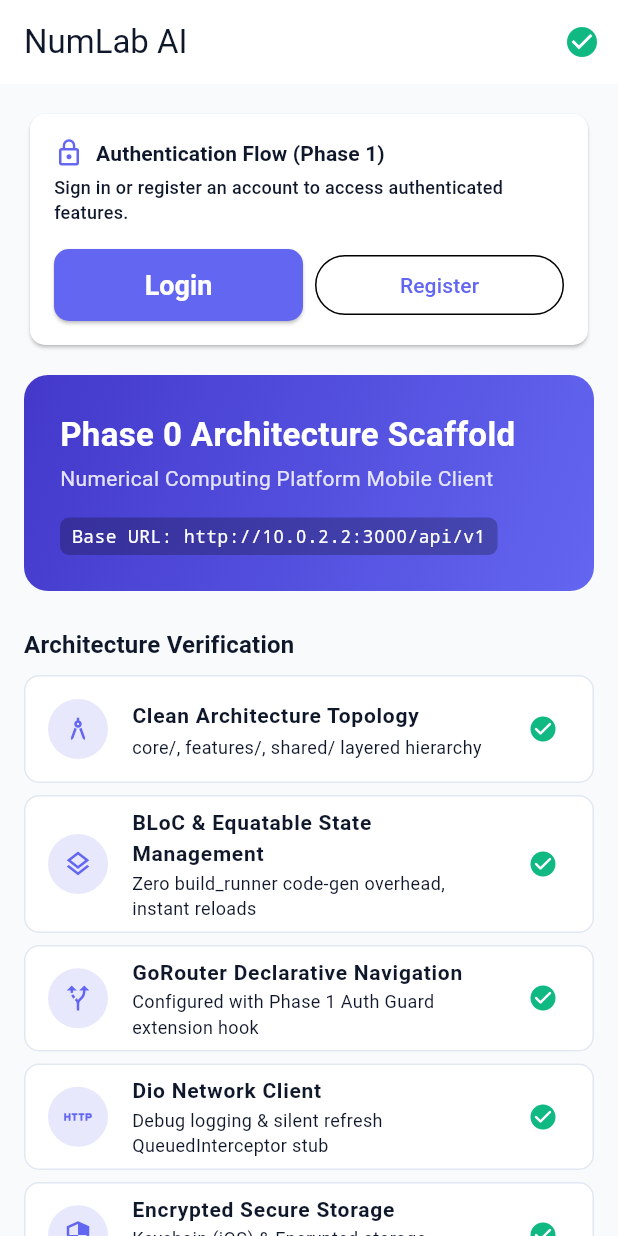
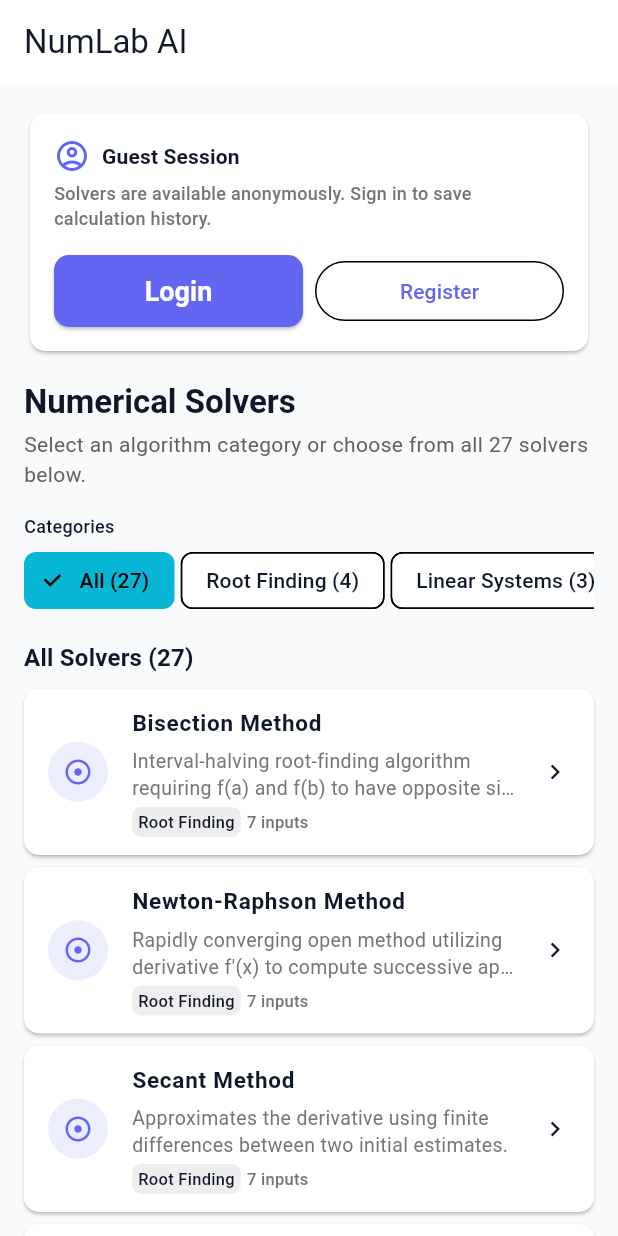
Before and after one commit to JKeshav9io/NumLab-AI, a Flutter app: the screen it shows after launch, on a phone screen of 412 x 824 dp. Run offline on Flutter 3.47's test engine with Material 3 defaults, Android fonts, the phone set to English and light mode, and no system bars; our stand-ins replace dio, equatable, flutter_bloc, flutter_secure_storage, fpdart, get_it and 2 more.

Commit message:
feat(solvers): implement home screen with category filters and solver navigation

```diff
--- a/numlab-frontend/lib/core/router/app_router.dart
+++ b/numlab-frontend/lib/core/router/app_router.dart
@@ -5,8 +5,9 @@ import 'package:flutter_bloc/flutter_bloc.dart';
 import 'package:go_router/go_router.dart';
 import 'package:numlab_frontend/features/auth/presentation/bloc/bloc.dart';
 import 'package:numlab_frontend/features/auth/presentation/screens/screens.dart';
-import 'package:numlab_frontend/features/placeholder/presentation/placeholder_home_screen.dart';
 import 'package:numlab_frontend/features/profile/presentation/profile_screen.dart';
+import 'package:numlab_frontend/features/solvers/presentation/bloc/bloc.dart';
+import 'package:numlab_frontend/features/solvers/presentation/screens/screens.dart';
 import 'package:numlab_frontend/injection_container.dart';
 
 /// Central application route constants and path utilities.
@@ -17,6 +18,9 @@ abstract final class AppRoutes {
   static const String solverPrefix = '/solver';
   static const String history = '/history';
   static const String profile = '/profile';
+
+  /// Builds a solver path for the specified [id].
+  static String solver(String id) => '$solverPrefix/$id';
 
   /// Returns true if [location] requires an authenticated session.
   static bool isProtectedRoute(String location) {
@@ -69,8 +73,21 @@ class AppRouter {
           name: 'home',
           builder: (context, state) => BlocProvider.value(
             value: _authBloc,
-            child: const PlaceholderHomeScreen(),
+            child: const HomeScreen(),
           ),
+        ),
+        GoRoute(
+          path: '${AppRoutes.solverPrefix}/:solverId',
+          name: 'solver',
+          builder: (context, state) {
+            final solverId = state.pathParameters['solverId'] ?? '';
+            return BlocProvider<SolverFormBloc>(
+              create: (_) =>
+                  sl<SolverFormBloc>()
+                    ..add(SolverFormLoadStarted(solverId: solverId)),
+              child: SolverFormScreen(solverId: solverId),
+            );
+          },
         ),
         GoRoute(
           path: AppRoutes.login,
--- /dev/null
+++ b/numlab-frontend/lib/features/solvers/presentation/screens/home_screen.dart
@@ -0,0 +1,453 @@
+import 'dart:async';
+
+import 'package:flutter/material.dart';
+import 'package:flutter_bloc/flutter_bloc.dart';
+import 'package:go_router/go_router.dart';
+import 'package:numlab_frontend/core/router/app_router.dart';
+import 'package:numlab_frontend/core/theme/app_colors.dart';
+import 'package:numlab_frontend/core/theme/app_spacing.dart';
+import 'package:numlab_frontend/core/theme/app_typography.dart';
+import 'package:numlab_frontend/features/auth/presentation/bloc/bloc.dart';
+import 'package:numlab_frontend/features/solvers/domain/models/models.dart';
+
+/// Main functional landing and solver selection screen.
+///
+/// Features:
+/// - Category filtering for all 6 numerical solver categories.
+/// - Dynamic listing of all 27 solvers sourced directly from [SolverMethodRegistry].
+/// - Tap-to-navigate solver launching to the solver form pipeline.
+/// - Integrated user session status banner and navigation to auth flows.
+class HomeScreen extends StatefulWidget {
+  const HomeScreen({super.key});
+
+  @override
+  State<HomeScreen> createState() => _HomeScreenState();
+}
+
+class _HomeScreenState extends State<HomeScreen> {
+  SolverCategory? _selectedCategory;
+
+  @override
+  Widget build(BuildContext context) {
+    final isDark = Theme.of(context).brightness == Brightness.dark;
+
+    final solvers = _selectedCategory == null
+        ? SolverMethodRegistry.all
+        : SolverMethodRegistry.getByCategory(_selectedCategory!);
+
+    return BlocBuilder<AuthBloc, AuthState>(
+      builder: (context, authState) {
+        return Scaffold(
+          key: const Key('home_screen'),
+          appBar: AppBar(
+            title: const Text('NumLab AI'),
+            actions: [
+              if (authState is AuthAuthenticated)
+                IconButton(
+                  key: const Key('appbar_profile_button'),
+                  tooltip: 'Profile',
+                  icon: const Icon(Icons.person),
+                  onPressed: () => context.go(AppRoutes.profile),
+                ),
+            ],
+          ),
+          body: SafeArea(
+            child: SingleChildScrollView(
+              padding: const EdgeInsets.all(AppSpacing.md),
+              child: Column(
+                crossAxisAlignment: CrossAxisAlignment.start,
+                children: [
+                  // Authentication / User Session Banner
+                  _buildAuthBanner(context, authState, isDark),
+                  const SizedBox(height: AppSpacing.md),
+
+                  // Header Title
+                  Text(
+                    'Numerical Solvers',
+                    style: Theme.of(context).textTheme.titleLarge?.copyWith(
+                      fontWeight: FontWeight.bold,
+                    ),
+                  ),
+                  const SizedBox(height: AppSpacing.xs),
+                  Text(
+                    'Select an algorithm category or choose from all 27 solvers below.',
+                    style: AppTypography.bodyMedium.copyWith(
+                      color: isDark ? Colors.grey[400] : Colors.grey[700],
+                    ),
+                  ),
+                  const SizedBox(height: AppSpacing.md),
+
+                  // Category Filter Chips
+                  _buildCategoryFilterSection(),
+                  const SizedBox(height: AppSpacing.md),
+
+                  // Solvers Count & Heading
+                  Row(
+                    mainAxisAlignment: MainAxisAlignment.spaceBetween,
+                    children: [
+                      Text(
+                        _selectedCategory == null
+                            ? 'All Solvers (${solvers.length})'
+                            : '${_selectedCategory!.displayName} (${solvers.length})',
+                        key: const Key('solvers_count_text'),
+                        style: Theme.of(context).textTheme.titleMedium
+                            ?.copyWith(
+                              fontWeight: FontWeight.bold,
+                            ),
+                      ),
+                      if (_selectedCategory != null)
+                        TextButton(
+                          key: const Key('clear_filter_button'),
+                          onPressed: () =>
+                              setState(() => _selectedCategory = null),
+                          child: const Text('Show All'),
+                        ),
+                    ],
+                  ),
+                  const SizedBox(height: AppSpacing.sm),
+
+                  // Solvers List
+                  if (solvers.isEmpty)
+                    const Padding(
+                      padding: EdgeInsets.symmetric(vertical: AppSpacing.xl),
+                      child: Center(
+                        child: Text(
+                          'No solvers found in this category.',
+                          key: Key('empty_solvers_text'),
+                          style: AppTypography.bodyMedium,
+                        ),
+                      ),
+                    )
+                  else
+                    ...solvers.map(
+                      (solver) => _buildSolverCard(context, solver, isDark),
+                    ),
+                ],
+              ),
+            ),
+          ),
+        );
+      },
+    );
+  }
+
+  Widget _buildCategoryFilterSection() {
+    return Column(
+      crossAxisAlignment: CrossAxisAlignment.start,
+      children: [
+        const Text(
+          'Categories',
+          style: AppTypography.labelSmall,
+        ),
+        const SizedBox(height: AppSpacing.xs),
+        SingleChildScrollView(
+          scrollDirection: Axis.horizontal,
+          child: Row(
+            children: [
+              ChoiceChip(
+                key: const Key('category_chip_all'),
+                label: const Text('All (27)'),
+                selected: _selectedCategory == null,
+                onSelected: (selected) {
+                  if (selected) {
+                    setState(() => _selectedCategory = null);
+                  }
+                },
+              ),
+              const SizedBox(width: AppSpacing.xs),
+              ...SolverCategory.values.map((category) {
+                final categorySolversCount = SolverMethodRegistry.getByCategory(
+                  category,
+                ).length;
+                final isSelected = _selectedCategory == category;
+
+                return Padding(
+                  padding: const EdgeInsets.only(right: AppSpacing.xs),
+                  child: ChoiceChip(
+                    key: Key('category_chip_${category.id}'),
+                    label: Text(
+                      '${category.displayName} ($categorySolversCount)',
+                    ),
+                    selected: isSelected,
+                    onSelected: (selected) {
+                      setState(() {
+                        _selectedCategory = selected ? category : null;
+                      });
+                    },
+                  ),
+                );
+              }),
+            ],
+          ),
+        ),
+      ],
+    );
+  }
+
+  Widget _buildSolverCard(
+    BuildContext context,
+    SolverMethodConfig solver,
+    bool isDark,
+  ) {
+    return Card(
+      key: Key('solver_card_${solver.id}'),
+      margin: const EdgeInsets.only(bottom: AppSpacing.sm),
+      elevation: 1,
+      shape: RoundedRectangleBorder(
+        borderRadius: BorderRadius.circular(AppSpacing.radiusMd),
+      ),
+      child: ListTile(
+        key: Key('solver_tile_${solver.id}'),
+        contentPadding: const EdgeInsets.symmetric(
+          horizontal: AppSpacing.md,
+          vertical: AppSpacing.xs,
+        ),
+        leading: CircleAvatar(
+          backgroundColor: AppColors.primary.withValues(alpha: 0.12),
+          child: Icon(
+            _getCategoryIcon(solver.category),
+            color: AppColors.primary,
+            size: 20,
+          ),
+        ),
+        title: Text(
+          solver.name,
+          key: Key('solver_title_${solver.id}'),
+          style: AppTypography.titleMedium.copyWith(
+            fontWeight: FontWeight.bold,
+            fontSize: 15,
+          ),
+        ),
+        subtitle: Column(
+          crossAxisAlignment: CrossAxisAlignment.start,
+          children: [
+            const SizedBox(height: AppSpacing.xs),
+            Text(
+              solver.description,
+              key: Key('solver_desc_${solver.id}'),
+              maxLines: 2,
+              overflow: TextOverflow.ellipsis,
+              style: AppTypography.bodyMedium.copyWith(
+                fontSize: 13,
+                color: isDark ? Colors.grey[400] : Colors.grey[600],
+              ),
+            ),
+            const SizedBox(height: AppSpacing.xs),
+            Row(
+              children: [
+                Container(
+                  padding: const EdgeInsets.symmetric(
+                    horizontal: AppSpacing.xs,
+                    vertical: 2,
+                  ),
+                  decoration: BoxDecoration(
+                    color: isDark ? Colors.grey[800] : Colors.grey[200],
+                    borderRadius: BorderRadius.circular(AppSpacing.radiusSm),
+                  ),
+                  child: Text(
+                    solver.category.displayName,
+                    key: Key('solver_category_badge_${solver.id}'),
+                    style: AppTypography.labelSmall.copyWith(fontSize: 11),
+                  ),
+                ),
+                const SizedBox(width: AppSpacing.xs),
+                Text(
+                  '${solver.fields.length} inputs',
+                  style: AppTypography.labelSmall.copyWith(
+                    color: isDark ? Colors.grey[500] : Colors.grey[600],
+                    fontSize: 11,
+                  ),
+                ),
+              ],
+            ),
+          ],
+        ),
+        trailing: const Icon(Icons.chevron_right, size: 20),
+        onTap: () {
+          unawaited(context.push(AppRoutes.solver(solver.id)));
+        },
+      ),
+    );
+  }
+
+  IconData _getCategoryIcon(SolverCategory category) {
+    switch (category) {
+      case SolverCategory.rootFinding:
+        return Icons.adjust;
+      case SolverCategory.linearAlgebra:
+        return Icons.grid_on;
+      case SolverCategory.interpolation:
+        return Icons.show_chart;
+      case SolverCategory.ode:
+        return Icons.trending_up;
+      case SolverCategory.integration:
+        return Icons.area_chart;
+      case SolverCategory.differentiation:
+        return Icons.timeline;
+    }
+  }
+
+  Widget _buildAuthBanner(
+    BuildContext context,
+    AuthState state,
+    bool isDark,
+  ) {
+    if (state is AuthLoading) {
+      return const Card(
+        key: Key('auth_loading_card'),
+        child: Padding(
+          padding: EdgeInsets.all(AppSpacing.md),
+          child: Row(
+            children: [
+              Icon(Icons.hourglass_top, color: AppColors.primary, size: 20),
+              SizedBox(width: AppSpacing.sm),
+              Text(
+                'Restoring session...',
+                key: Key('session_restoring_text'),
+                style: AppTypography.labelSmall,
+              ),
+            ],
+          ),
+        ),
+      );
+    }
+
+    if (state is AuthAuthenticated) {
+      final user = state.user;
+      return Card(
+        key: const Key('authenticated_user_card'),
+        elevation: 1,
+        shape: RoundedRectangleBorder(
+          borderRadius: BorderRadius.circular(AppSpacing.radiusMd),
+          side: const BorderSide(color: AppColors.success, width: 1.2),
+        ),
+        child: Padding(
+          padding: const EdgeInsets.all(AppSpacing.md),
+          child: Column(
+            crossAxisAlignment: CrossAxisAlignment.start,
+            children: [
+              Row(
+                children: [
+                  const Icon(
+                    Icons.account_circle,
+                    color: AppColors.success,
+                    size: 22,
+                  ),
+                  const SizedBox(width: AppSpacing.sm),
+                  Text(
+                    'Authenticated Session',
+                    style: Theme.of(context).textTheme.titleSmall?.copyWith(
+                      fontWeight: FontWeight.bold,
+                      color: AppColors.success,
+                    ),
+                  ),
+                  const Spacer(),
+                  TextButton.icon(
+                    key: const Key('home_to_profile_button'),
+                    icon: const Icon(Icons.person, size: 16),
+                    label: const Text('Profile'),
+                    onPressed: () => context.go(AppRoutes.profile),
+                  ),
+                  const SizedBox(width: AppSpacing.xs),
+                  TextButton.icon(
+                    key: const Key('logout_button'),
+                    icon: const Icon(
+                      Icons.logout,
+                      size: 16,
+                      color: AppColors.error,
+                    ),
+                    label: const Text(
+                      'Logout',
+                      style: TextStyle(color: AppColors.error),
+                    ),
+                    onPressed: () {
+                      context.read<AuthBloc>().add(const AuthLogoutRequested());
+                    },
+                  ),
+                ],
+              ),
+              const Divider(height: 12),
+              Text(
+                'ID: ${user.id}',
+                key: const Key('user_id_display'),
+                style: AppTypography.labelSmall,
+              ),
+              Text(
+                'Email: ${user.email}',
+                key: const Key('user_email_display'),
+                style: AppTypography.bodyMedium.copyWith(
+                  fontWeight: FontWeight.w600,
+                ),
+              ),
+              Text(
+                'Verified: ${user.emailVerified}',
+                key: const Key('user_verified_display'),
+                style: AppTypography.labelSmall,
+              ),
+            ],
+          ),
+        ),
+      );
+    }
+
+    // Unauthenticated banner
+    return Card(
+      key: const Key('unauthenticated_session_card'),
+      elevation: 1,
+      shape: RoundedRectangleBorder(
+        borderRadius: BorderRadius.circular(AppSpacing.radiusMd),
+      ),
+      child: Padding(
+        padding: const EdgeInsets.all(AppSpacing.md),
+        child: Column(
+          crossAxisAlignment: CrossAxisAlignment.start,
+          children: [
+            Row(
+              children: [
+                const Icon(
+                  Icons.account_circle_outlined,
+                  color: AppColors.primary,
+                  size: 24,
+                ),
+                const SizedBox(width: AppSpacing.sm),
+                Text(
+                  'Guest Session',
+                  style: Theme.of(context).textTheme.titleSmall?.copyWith(
+                    fontWeight: FontWeight.bold,
+                  ),
+                ),
+              ],
+            ),
+            const SizedBox(height: AppSpacing.xs),
+            Text(
+              'Solvers are available anonymously. Sign in to save calculation history.',
+              style: AppTypography.labelSmall.copyWith(
+                color: isDark ? Colors.grey[400] : Colors.grey[600],
+              ),
+            ),
+            const SizedBox(height: AppSpacing.md),
+            Row(
+              children: [
+                Expanded(
+                  child: ElevatedButton(
+                    key: const Key('home_login_button'),
+                    onPressed: () => context.go(AppRoutes.login),
+                    child: const Text('Login'),
+                  ),
+                ),
+                const SizedBox(width: AppSpacing.sm),
+                Expanded(
+                  child: OutlinedButton(
+                    key: const Key('home_register_button'),
+                    onPressed: () => context.go(AppRoutes.register),
+                    child: const Text('Register'),
+                  ),
+                ),
+              ],
+            ),
+          ],
+        ),
+      ),
+    );
+  }
+}
--- /dev/null
+++ b/numlab-frontend/lib/features/solvers/presentation/screens/screens.dart
@@ -0,0 +1,2 @@
+export 'home_screen.dart';
+export 'solver_form_screen.dart';
--- a/numlab-frontend/lib/injection_container.dart
+++ b/numlab-frontend/lib/injection_container.dart
@@ -13,6 +13,8 @@ import 'package:numlab_frontend/features/auth/presentation/bloc/bloc.dart';
 import 'package:numlab_frontend/features/solvers/data/datasources/solver_remote_data_source.dart';
 import 'package:numlab_frontend/features/solvers/data/repositories/solver_repository_impl.dart';
 import 'package:numlab_frontend/features/solvers/domain/repositories/solver_repository.dart';
+import 'package:numlab_frontend/features/solvers/domain/usecases/usecases.dart';
+import 'package:numlab_frontend/features/solvers/presentation/bloc/bloc.dart';
 
 /// Global service locator instance.
 final GetIt sl = GetIt.instance;
@@ -92,7 +94,7 @@ Future<void> initDependencies() async {
     ..registerLazySingleton<AppRouter>(
       () => AppRouter(authBloc: sl<AuthBloc>()),
     )
-    // 6. Solvers Feature (Phase 2b Data Layer)
+    // 6. Solvers Feature (Data & Domain)
     ..registerLazySingleton<SolverRemoteDataSource>(
       () => SolverRemoteDataSourceImpl(dio: sl<Dio>()),
     )
@@ -101,5 +103,13 @@ Future<void> initDependencies() async {
         remoteDataSource: sl<SolverRemoteDataSource>(),
         secureStorageService: sl<SecureStorageService>(),
       ),
+    )
+    ..registerLazySingleton<ExecuteSolverUseCase>(
+      () => ExecuteSolverUseCase(sl<SolverRepository>()),
+    )
+    ..registerFactory<SolverFormBloc>(
+      () => SolverFormBloc(
+        executeSolverUseCase: sl<ExecuteSolverUseCase>(),
+      ),
     );
 }
```
Also changed, not shown: 3 other files.
